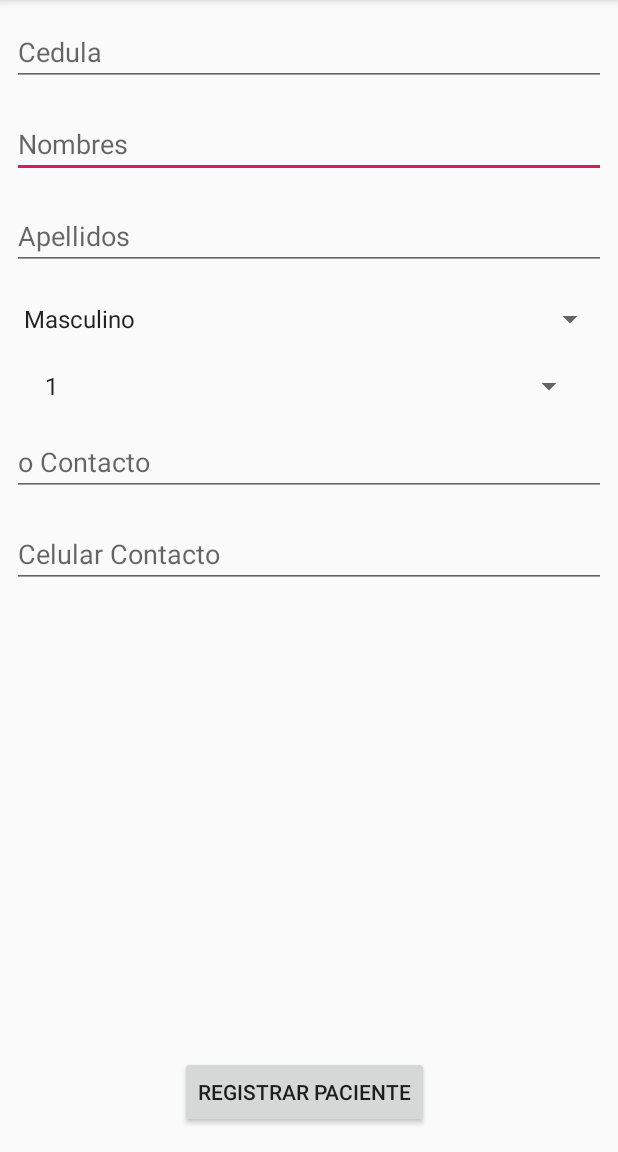
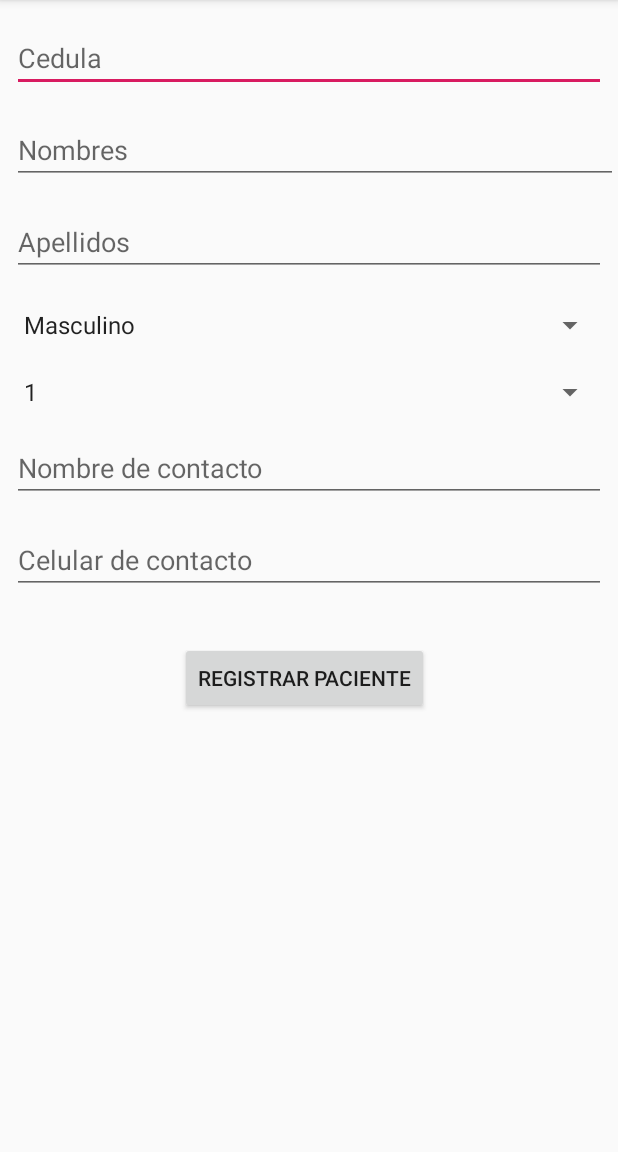
Before and after one commit to pierre-chavez/AppTesis, an Android app: the screen it shows after launch (Registro), on a phone screen of 412 x 824 dp, the part 84-1236 px from its top. Run offline under Robolectric (Android 15) with nearby library versions, the phone set to English and light mode, and no system bars; our stand-ins replace Firebase (no records; nobody signed in at launch, a user with empty details on screens opened directly).

Commit message:
validacion de modulo de registro de paciente

```diff
--- a/app/src/main/res/layout/activity_registro.xml
+++ b/app/src/main/res/layout/activity_registro.xml
@@ -1,28 +1,18 @@
 <?xml version="1.0" encoding="utf-8"?>
+
+<ScrollView xmlns:android="http://schemas.android.com/apk/res/android"
+    xmlns:app="http://schemas.android.com/apk/res-auto"
+    xmlns:tools="http://schemas.android.com/tools"
+    android:layout_width="match_parent"
+    android:layout_height="match_parent"
+    android:fillViewport="true">
+
 <android.support.constraint.ConstraintLayout xmlns:android="http://schemas.android.com/apk/res/android"
     xmlns:app="http://schemas.android.com/apk/res-auto"
     xmlns:tools="http://schemas.android.com/tools"
     android:layout_width="match_parent"
     android:layout_height="match_parent"
     tools:context=".Registro">
-
-    <EditText
-        android:id="@+id/editTextNombre"
-        android:layout_width="0dp"
-        android:layout_height="wrap_content"
-        android:layout_marginStart="8dp"
-        android:layout_marginLeft="8dp"
-        android:layout_marginTop="16dp"
-        android:layout_marginEnd="8dp"
-        android:layout_marginRight="8dp"
-        android:ems="10"
-        android:hint="Nombres"
-        android:inputType="textPersonName"
-        app:layout_constraintEnd_toEndOf="parent"
-        app:layout_constraintHorizontal_bias="1.0"
-        app:layout_constraintStart_toStartOf="parent"
-        app:layout_constraintTop_toBottomOf="@+id/editTextCedula"
-        tools:ignore="MissingConstraints" />
 
     <EditText
         android:id="@+id/editTextApellidos"
@@ -37,9 +27,27 @@
         android:hint="Apellidos"
         android:inputType="textPersonName"
         app:layout_constraintEnd_toEndOf="parent"
+        app:layout_constraintHorizontal_bias="1.0"
         app:layout_constraintStart_toStartOf="parent"
         app:layout_constraintTop_toBottomOf="@+id/editTextNombre"
         tools:ignore="MissingConstraints" />
+
+    <EditText
+        android:id="@+id/editTextCedula"
+        android:layout_width="match_parent"
+        android:layout_height="wrap_content"
+        android:layout_marginStart="8dp"
+        android:layout_marginLeft="8dp"
+        android:layout_marginTop="16dp"
+        android:layout_marginEnd="8dp"
+        android:layout_marginRight="8dp"
+        android:ems="10"
+        android:hint="Cedula"
+        android:inputType="textPersonName"
+        app:layout_constraintEnd_toEndOf="parent"
+        app:layout_constraintHorizontal_bias="0.0"
+        app:layout_constraintStart_toStartOf="parent"
+        app:layout_constraintTop_toTopOf="parent" />
 
     <Spinner
         android:id="@+id/spinnerGenero"
@@ -57,6 +65,21 @@
         tools:ignore="MissingConstraints" />
 
     <EditText
+        android:id="@+id/editTextNombre"
+        android:layout_width="match_parent"
+        android:layout_height="wrap_content"
+        android:layout_marginStart="8dp"
+        android:layout_marginLeft="8dp"
+        android:layout_marginTop="16dp"
+        android:ems="10"
+        android:hint="Nombres"
+        android:inputType="textPersonName"
+        app:layout_constraintEnd_toEndOf="parent"
+        app:layout_constraintStart_toStartOf="parent"
+        app:layout_constraintTop_toBottomOf="@+id/editTextCedula"
+        tools:ignore="MissingConstraints" />
+
+    <EditText
         android:id="@+id/editTextCelularContacto"
         android:layout_width="0dp"
         android:layout_height="wrap_content"
@@ -66,7 +89,7 @@
         android:layout_marginEnd="8dp"
         android:layout_marginRight="8dp"
         android:ems="10"
-        android:hint="Celular Contacto"
+        android:hint="Celular de contacto"
         android:inputType="phone"
         app:layout_constraintEnd_toEndOf="parent"
         app:layout_constraintStart_toStartOf="parent"
@@ -78,14 +101,14 @@
         android:layout_height="wrap_content"
         android:layout_marginStart="139dp"
         android:layout_marginLeft="139dp"
+        android:layout_marginTop="32dp"
         android:layout_marginEnd="157dp"
         android:layout_marginRight="157dp"
-        android:layout_marginBottom="16dp"
         android:text="Registrar Paciente"
-        app:layout_constraintBottom_toBottomOf="parent"
         app:layout_constraintEnd_toEndOf="parent"
         app:layout_constraintHorizontal_bias="0.387"
-        app:layout_constraintStart_toStartOf="parent" />
+        app:layout_constraintStart_toStartOf="parent"
+        app:layout_constraintTop_toBottomOf="@+id/editTextCelularContacto" />
 
     <EditText
         android:id="@+id/editTextNombreContacto"
@@ -97,32 +120,16 @@
         android:layout_marginEnd="8dp"
         android:layout_marginRight="8dp"
         android:ems="10"
-        android:hint="o Contacto"
+        android:hint="Nombre de contacto"
         android:inputType="textPersonName"
         app:layout_constraintEnd_toEndOf="parent"
         app:layout_constraintHorizontal_bias="0.0"
         app:layout_constraintStart_toStartOf="parent"
         app:layout_constraintTop_toBottomOf="@+id/spinnerHabitacion" />
 
-    <EditText
-        android:id="@+id/editTextCedula"
-        android:layout_width="0dp"
-        android:layout_height="41dp"
-        android:layout_marginStart="8dp"
-        android:layout_marginLeft="8dp"
-        android:layout_marginTop="16dp"
-        android:layout_marginEnd="8dp"
-        android:layout_marginRight="8dp"
-        android:ems="10"
-        android:hint="Cedula"
-        android:inputType="textPersonName"
-        app:layout_constraintEnd_toEndOf="parent"
-        app:layout_constraintStart_toStartOf="parent"
-        app:layout_constraintTop_toTopOf="parent" />
-
     <Spinner
         android:id="@+id/spinnerHabitacion"
-        android:layout_width="368dp"
+        android:layout_width="0dp"
         android:layout_height="wrap_content"
         android:layout_marginStart="8dp"
         android:layout_marginLeft="8dp"
@@ -135,3 +142,5 @@
         app:layout_constraintTop_toBottomOf="@+id/spinnerGenero" />
 
 </android.support.constraint.ConstraintLayout>
+
+</ScrollView>
```
